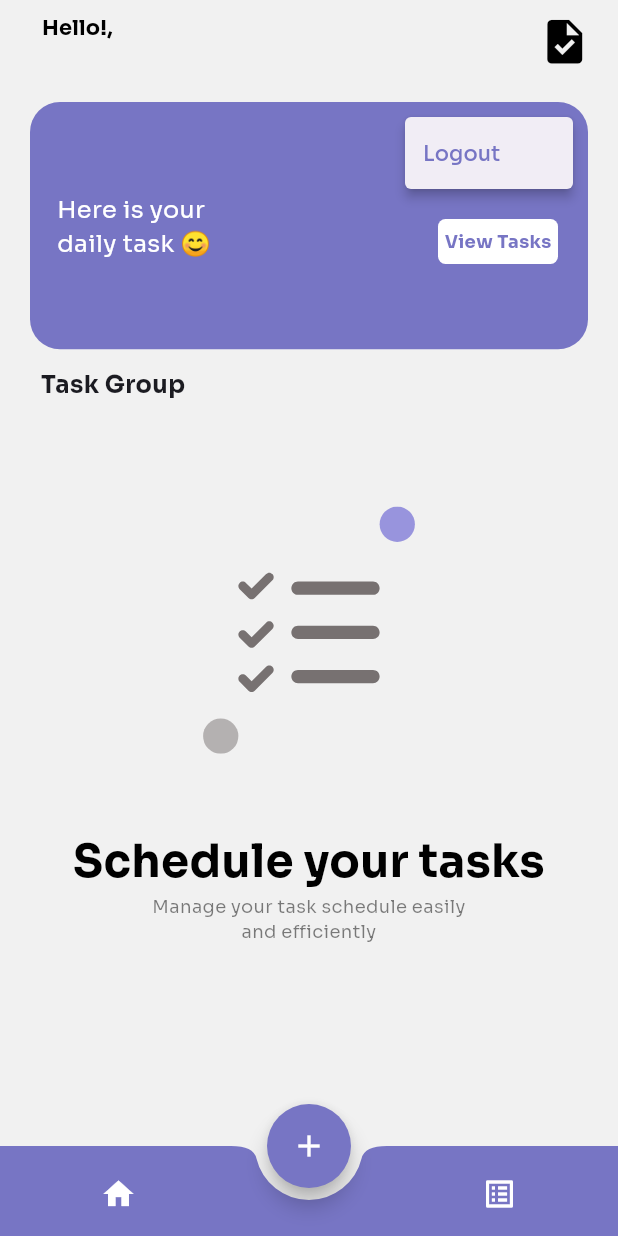
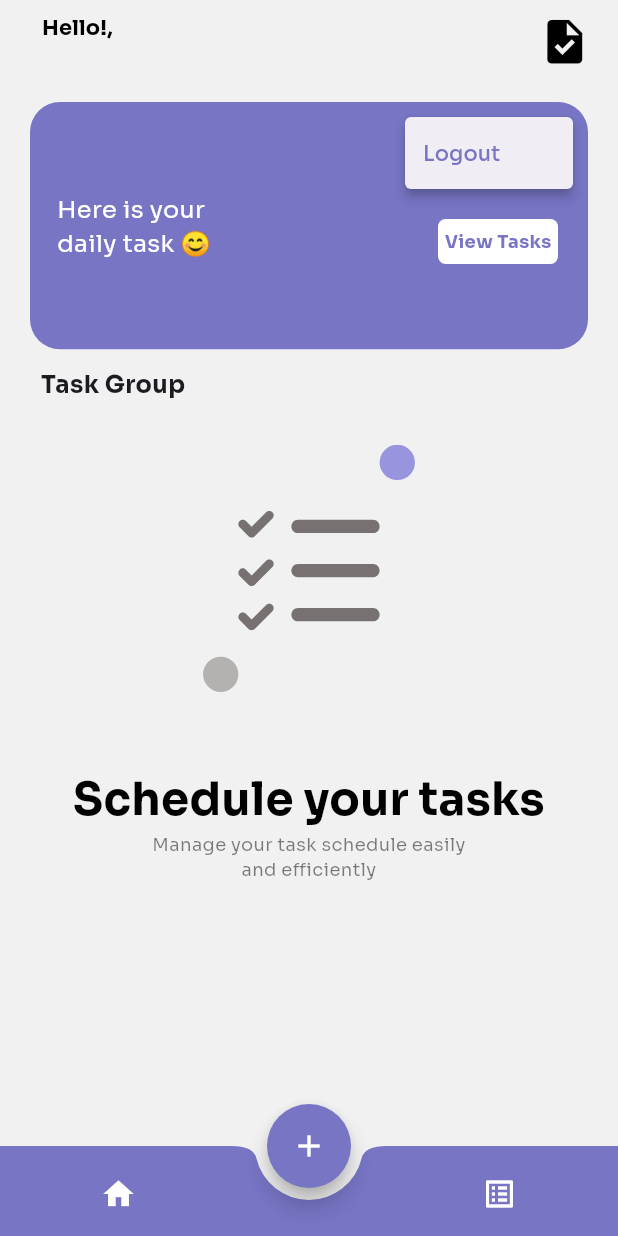
Before and after one commit to raffyflutter/taskapp, a Flutter app: the TasksScreen screen opened directly, after a tap on the "more vert" icon, on a phone screen of 412 x 824 dp. Run offline on Flutter 3.47's test engine with Material 3 defaults, Android fonts, the phone set to English and light mode, and no system bars; our stand-ins replace flutter_svg, get, shared_preferences; accounts and stored records are empty; network calls fail.

Commit message:
update task screen

```diff
--- a/lib/view/tasks_screen.dart
+++ b/lib/view/tasks_screen.dart
@@ -99,6 +99,7 @@ class _TasksScreenState extends State<TasksScreen> {
                               color: Colors.white,
                             ),
                             onSelected: (value) {
+                              LocalStorageMethods.instance.clear();
                               authController.logout();
                             },
                             itemBuilder: (BuildContext context) => [
@@ -170,7 +171,7 @@ class _TasksScreenState extends State<TasksScreen> {
                         crossAxisAlignment: CrossAxisAlignment.center,
                         mainAxisAlignment: MainAxisAlignment.center,
                         children: [
-                          SizedBox(height: size.height * 0.08),
+                          SizedBox(height: size.height * 0.03),
                           SvgPicture.asset(
                             'assets/svgs/tasks.svg',
                             height: size.height * .20,
```
Also changed, not shown: 5 other files.
